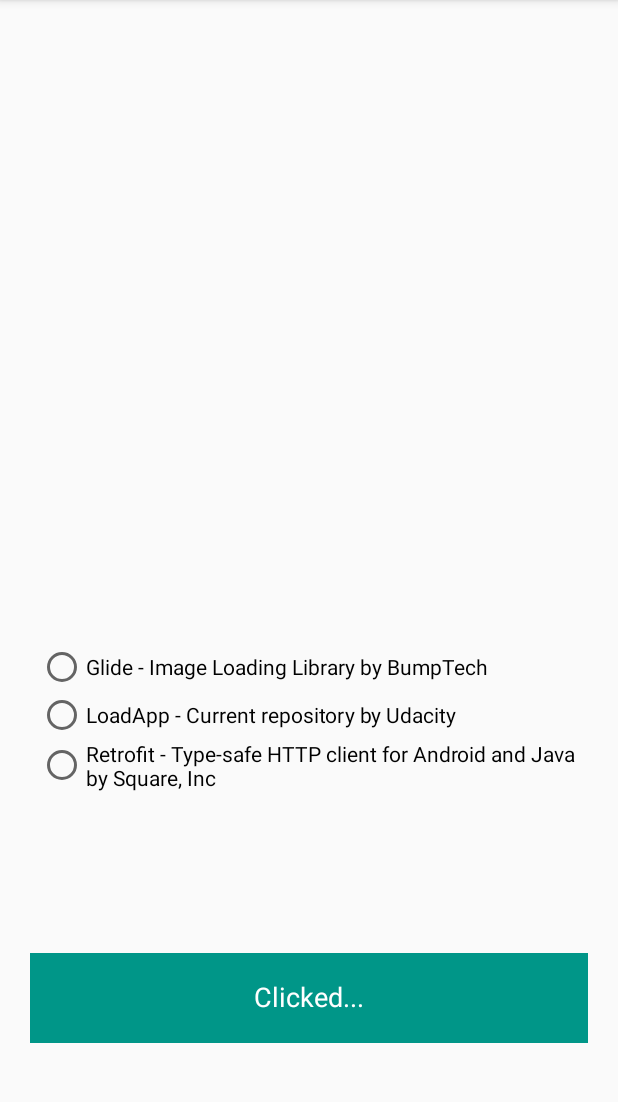
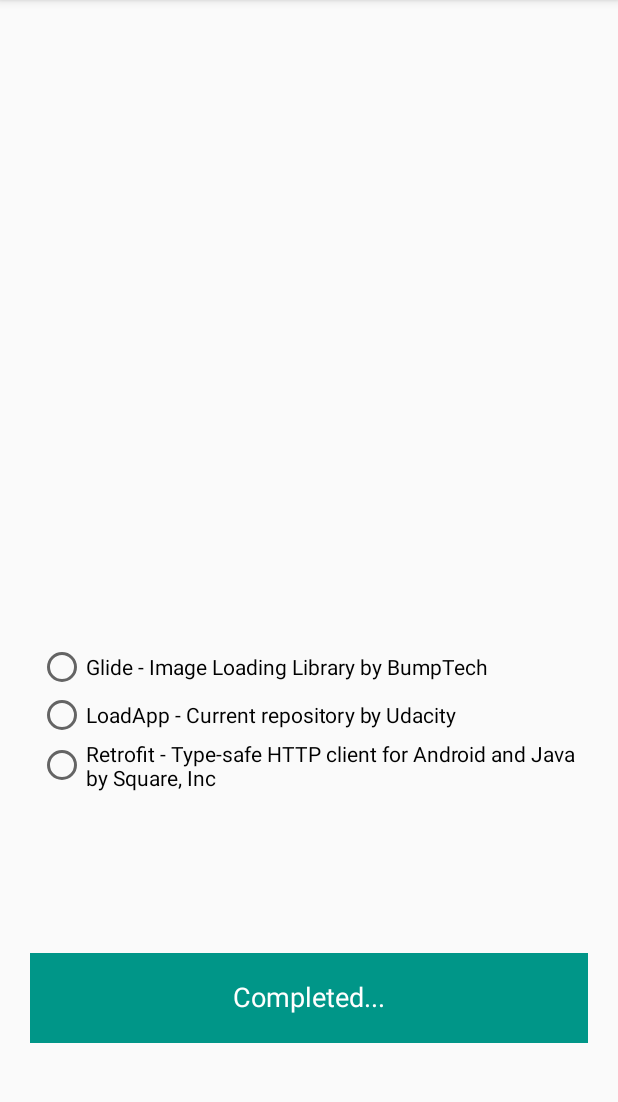
Before and after one commit to alfredbwong/LoadAppWithAnimations, an Android app: the screen it shows after launch (MainActivity), after a tap on an icon or button, on a phone screen of 412 x 824 dp, the part 84-1186 px from its top. Run offline under Robolectric (Android 15) with nearby library versions, the phone set to English and light mode, and no system bars; our stand-ins replace data binding.

Commit message:
Some garbage work

```diff
--- a/app/src/main/java/com/udacity/ButtonState.kt
+++ b/app/src/main/java/com/udacity/ButtonState.kt
@@ -6,9 +6,4 @@ sealed class ButtonState {
     object Loading : ButtonState()
     object Completed : ButtonState()
 
-    fun next() = when (this){
-        Completed -> Clicked
-        Clicked -> Loading
-        Loading -> Completed
-    }
 }
--- a/app/src/main/java/com/udacity/LoadingButton.kt
+++ b/app/src/main/java/com/udacity/LoadingButton.kt
@@ -12,7 +12,6 @@ import android.graphics.RectF
 import android.util.AttributeSet
 import android.util.Log
 import android.view.View
-import android.view.animation.LinearInterpolator
 import androidx.core.content.withStyledAttributes
 import kotlin.properties.Delegates
 
@@ -23,15 +22,19 @@ class LoadingButton @JvmOverloads constructor(
     private var heightSize = 0
 
 
-    private var downloadClickedColor = 0
+    private var downloadCircleColor = 0
     private var downloadLoadingColor = 0
     private var downloadCompletedColor = 0
 
     private var vBackgroundAnimator = ValueAnimator()
 
+    private var buttonText = ""
+
+    var isSelectionValid = false
+
     private val animatorSet = AnimatorSet().apply {
-        duration = 3000L
-        addListener(object: AnimatorListenerAdapter(){
+        duration = 1000L
+        addListener(object : AnimatorListenerAdapter() {
             override fun onAnimationStart(animation: Animator?) {
                 super.onAnimationStart(animation)
                 this@LoadingButton.isEnabled = false
@@ -70,20 +73,27 @@ class LoadingButton @JvmOverloads constructor(
     private val progressCircleRectF = RectF()
     private var progressCircleAnimator = ValueAnimator()
     private var buttonState: ButtonState by Delegates.observable<ButtonState>(ButtonState.Completed) { p, old, new ->
+        Log.i("LoadingButton.buttonState", "old : $old  new : $new")
         when (new) {
             ButtonState.Loading -> {
                 progressBarAnimationCalc()
                 progressCircleAnimationCalc()
+                buttonText = "Loading..."
                 animatorSet.playTogether(progressCircleAnimator, vBackgroundAnimator)
                 animatorSet.start()
             }
+            ButtonState.Clicked -> {
+                if (!isSelectionValid) {
+                    changeButtonState(ButtonState.Completed)
+                }
+            }
             else -> {
                 //Reset background color and remove animator
-                Log.i("buttonState.clear", " Clearing")
+                Log.i("LoadingButton", "not loading anymore invalidate $buttonState")
                 animatorSet.cancel()
                 vCircleEnd = 0F
                 vRectEnd = 0F
-                invalidate()
+
             }
         }
 
@@ -100,10 +110,12 @@ class LoadingButton @JvmOverloads constructor(
 
         }
 
-        progressCircleAnimator.duration = 2000L
-        progressCircleAnimator.repeatMode = ValueAnimator.RESTART
-        progressCircleAnimator.repeatCount = ValueAnimator.INFINITE
-//        progressCircleAnimator.start()
+        progressCircleAnimator.duration = 3000L
+        if (isSelectionValid) {
+            progressCircleAnimator.repeatMode = ValueAnimator.RESTART
+            progressCircleAnimator.repeatCount = ValueAnimator.INFINITE
+        }
+
 
 
     }
@@ -118,14 +130,13 @@ class LoadingButton @JvmOverloads constructor(
         vBackgroundAnimator.duration = 3000L
         vBackgroundAnimator.repeatCount = ValueAnimator.INFINITE
         vBackgroundAnimator.repeatMode = ValueAnimator.RESTART
-//        vBackgroundAnimator.start()
     }
 
     init {
         isClickable = true
 
         context.withStyledAttributes(attrs, R.styleable.LoadingButton) {
-            downloadClickedColor = getColor(R.styleable.LoadingButton_downloadClicked, 0)
+            downloadCircleColor = getColor(R.styleable.LoadingButton_downloadCircleColor, 0)
             downloadLoadingColor = getColor(R.styleable.LoadingButton_downloadLoading, 0)
             downloadCompletedColor = getColor(R.styleable.LoadingButton_downloadCompleted, 0)
         }
@@ -146,12 +157,22 @@ class LoadingButton @JvmOverloads constructor(
 
     private fun Canvas.drawLoadingProgressCircle() {
 //        Log.i("LoadingButton.drawLoadingProgressCircle", "vCircleEnd : $vCircleEnd buttonState $buttonState progressCircleRectF $progressCircleRectF")
-        drawArc(width.toFloat()*0.8F - 25F,height.toFloat()/2-25F,width.toFloat()*0.8F + 25F,height.toFloat()/2+25F, 0.0F, vCircleEnd, true, testPaint2)
+        testPaint2.apply{
+            color = downloadCircleColor
+        }
+        drawArc(width.toFloat() * 0.8F - 25F
+                , height.toFloat() / 2 - 25F,
+                width.toFloat() * 0.8F + 25F
+                , height.toFloat() / 2 + 25F,
+                0.0F, vCircleEnd,
+                true,
+                testPaint2)
 
 
     }
 
     private fun Canvas.drawText() {
+//        Log.i("LoadingButton.drawText", "buttonState: $buttonState")
         val textPositionX = width / 2
         val textPositionY = height / 2 - (paint.descent() + paint.ascent()) / 2
         when (buttonState) {
@@ -165,11 +186,10 @@ class LoadingButton @JvmOverloads constructor(
 
     private fun Canvas.drawLoadingProgressBar() {
 //        Log.i("LoadingButton.drawLoadingProgressBar", "vRectStart , vRectEnd : $vRectStart $vRectEnd")
-        when (buttonState) {
-            else -> {
-                drawRect(0f, 0f, vRectEnd, height.toFloat(), testPaint)
-            }
+        testPaint.apply {
+            color = downloadLoadingColor
         }
+        drawRect(0f, 0f, vRectEnd, height.toFloat(), testPaint)
     }
 
     private fun Canvas.drawBackGroundColor() {
@@ -190,8 +210,9 @@ class LoadingButton @JvmOverloads constructor(
     }
 
     override fun performClick(): Boolean {
+        Log.i("LoadingButton.performClick", "$buttonState")
         super.performClick()
-        if (buttonState == ButtonState.Completed){
+        if (buttonState == ButtonState.Completed) {
             buttonState = ButtonState.Clicked
             invalidate()
         }
@@ -201,16 +222,16 @@ class LoadingButton @JvmOverloads constructor(
 
     override fun onDetachedFromWindow() {
         super.onDetachedFromWindow()
-        vBackgroundAnimator.removeAllUpdateListeners()
-        vBackgroundAnimator.cancel()
+        animatorSet.cancel()
 
     }
 
     fun changeButtonState(state: ButtonState) {
-        Log.i("LoadingButton", "Change button state : $state")
-        if(buttonState != state){
+        Log.i("LoadingButton.changeButtonState", "Change button state to: $state from $buttonState")
+        if (buttonState != state) {
             buttonState = state
+            invalidate()
+        }
 
-        }
     }
 }
--- a/app/src/main/java/com/udacity/MainActivity.kt
+++ b/app/src/main/java/com/udacity/MainActivity.kt
@@ -21,6 +21,7 @@ import com.udacity.databinding.ActivityMainBinding
 import com.udacity.notification.sendNotification
 import kotlinx.android.synthetic.main.activity_main.*
 import kotlinx.android.synthetic.main.content_main.*
+import kotlin.concurrent.thread
 
 
 class MainActivity : AppCompatActivity() {
@@ -48,25 +49,32 @@ class MainActivity : AppCompatActivity() {
             val radioGroup = findViewById<RadioGroup>(R.id.radioGroup)
             //Check for radiobutton selected otherwise show toast
             val selectionId = radioGroup.checkedRadioButtonId
-            if (selectionId == -1) {
-                Toast.makeText(applicationContext, noDownloadSelectedText, Toast.LENGTH_SHORT).show()
-                binding.contentMain.customButton.changeButtonState(ButtonState.Completed)
-            } else {
-                binding.contentMain.customButton.changeButtonState(ButtonState.Loading)
+            binding.contentMain.customButton.isSelectionValid = true
 
-                when (selectionId) {
-                    R.id.radioButtonGlide -> download(GLIDE_URL)
-                    R.id.radioButtonLoadApp -> download(UDACITY_URL)
-                    R.id.radioButtonRetrofit -> download(RETROFIT_URL)
+            when (selectionId) {
+                R.id.radioButtonGlide ->{
+                    download(GLIDE_URL)
                 }
+                R.id.radioButtonLoadApp -> {
+                    download(UDACITY_URL)
+                }
+                R.id.radioButtonRetrofit -> {
+                    download(RETROFIT_URL)
+                }
+                -1 -> {
+                    Toast.makeText(applicationContext, noDownloadSelectedText, Toast.LENGTH_SHORT).show()
+                    binding.contentMain.customButton.isSelectionValid = false
+                }
+            }
+            createChannel(
+                    getString(R.string.notification_channel_id),
+                    getString(R.string.notification_channel_name)
+            )
 
-            }
+
         }
 
-        createChannel(
-                getString(R.string.notification_channel_id),
-                getString(R.string.notification_channel_name)
-        )
+
     }
 
 
@@ -86,6 +94,7 @@ class MainActivity : AppCompatActivity() {
 
                 val cursor = downloadManager.query(DownloadManager.Query().setFilterById(downloadID))
                 if (cursor.moveToFirst()) {
+
                     when (cursor.getInt(cursor.getColumnIndex(DownloadManager.COLUMN_STATUS))) {
                         DownloadManager.STATUS_FAILED -> {
                             Log.i("MainActivity", "Status STATUS_FAILED")
@@ -126,6 +135,8 @@ class MainActivity : AppCompatActivity() {
     }
 
     private fun download(url: String) {
+        binding.contentMain.customButton.changeButtonState(ButtonState.Loading)
+
         val request =
                 DownloadManager.Request(Uri.parse(url))
                         .setTitle(when (url) {
@@ -143,6 +154,36 @@ class MainActivity : AppCompatActivity() {
         val downloadManager = getSystemService(DOWNLOAD_SERVICE) as DownloadManager
         downloadID =
                 downloadManager.enqueue(request)// enqueue puts the download request in the queue.
+
+//        thread {
+//            var downloading = true
+//            while (downloading){
+//                val query = DownloadManager.Query()
+//                query.setFilterById(downloadID)
+//
+//                val cursor = downloadManager.query(query)
+//                if(cursor.moveToFirst()){
+//                    val bytesDownloaded = cursor.getInt(cursor.getColumnIndex(DownloadManager.COLUMN_BYTES_DOWNLOADED_SO_FAR))
+//                    val bytesTotal = cursor.getInt(cursor.getColumnIndex(DownloadManager.COLUMN_TOTAL_SIZE_BYTES))
+//
+//                    if(cursor.getInt(cursor.getColumnIndex(DownloadManager.COLUMN_STATUS)) == DownloadManager.STATUS_SUCCESSFUL){
+//                        downloading = false
+//                    }
+//                    var progress = 0L
+//                    if (bytesTotal != -1){
+//                        progress = bytesDownloaded*100L/bytesTotal
+//
+//                    }
+//                    runOnUiThread {
+//                        Log.i("MainActivity.checkdownload","bytesDownloaded : $bytesDownloaded bytesTotal $bytesTotal progress $progress" )
+//
+////                        Log.i("MainActivity.checkdownload",progress.toString())
+//                    }
+//
+//                    cursor.close()
+//                }
+//            }
+//        }
 
 
     }
--- a/app/src/main/res/layout/content_main.xml
+++ b/app/src/main/res/layout/content_main.xml
@@ -49,9 +49,9 @@
             android:layout_width="0dp"
             android:layout_height="60dp"
             android:layout_margin="20dp"
-            app:downloadClicked="#FFEB3B"
+            app:downloadCircleColor="#FFEB3B"
             app:downloadCompleted="#009688"
-            app:downloadLoading="#CDDC39"
+            app:downloadLoading="#66CCCC"
             app:layout_constraintBottom_toBottomOf="parent"
             app:layout_constraintEnd_toEndOf="parent"
             app:layout_constraintHorizontal_bias="0.0"
--- a/app/src/main/res/values/attrs.xml
+++ b/app/src/main/res/values/attrs.xml
@@ -2,7 +2,7 @@
 <resources>
     <declare-styleable name="LoadingButton">
 <!--   TODO: create custom attributes for the view-->
-        <attr name="downloadClicked" format="color"/>
+        <attr name="downloadCircleColor" format="color"/>
         <attr name="downloadLoading" format="color"/>
         <attr name="downloadCompleted" format="color"/>
     </declare-styleable>
```
